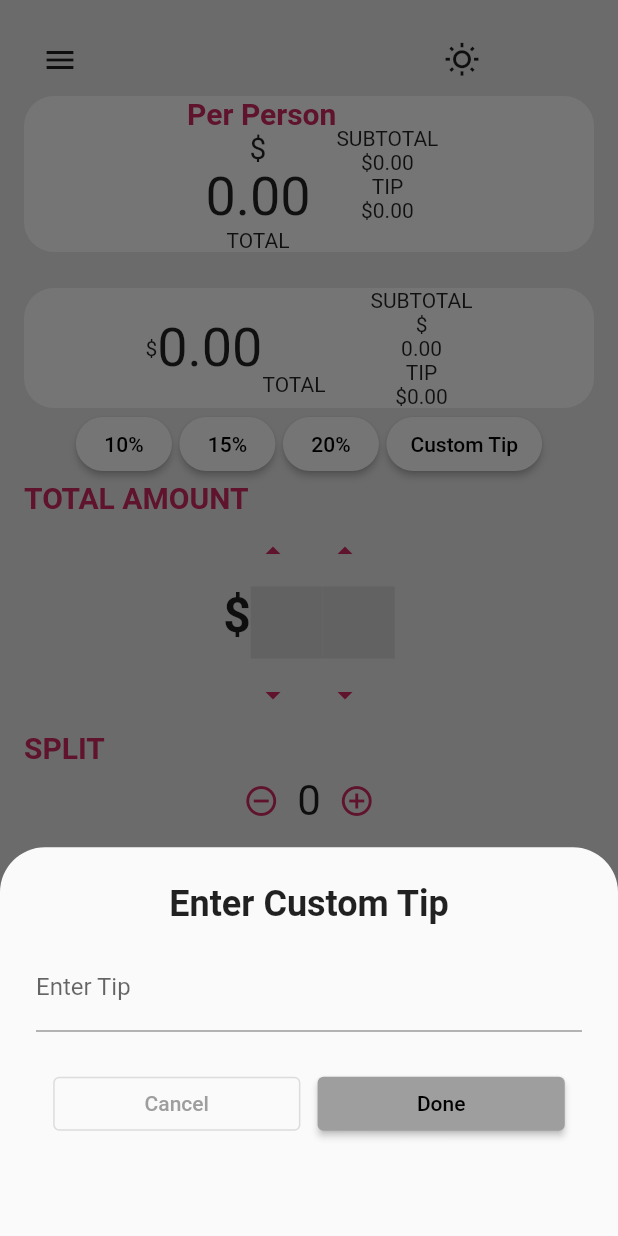
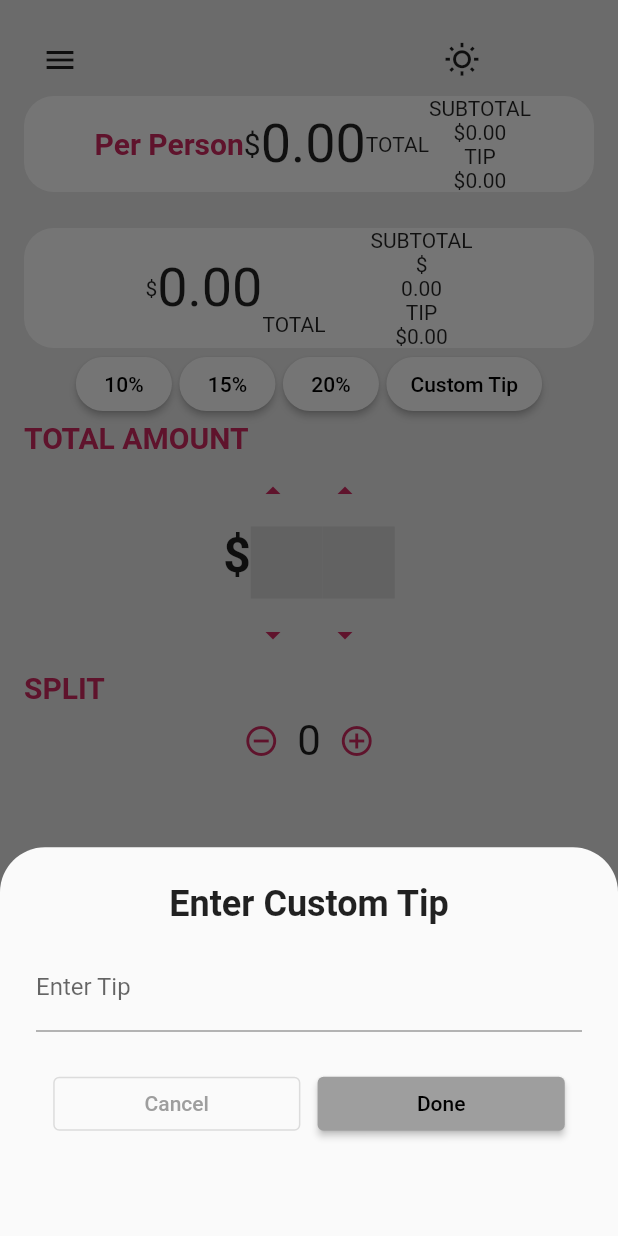
Before and after one commit to jerryHeisenberg/Flutter_Assignments, a Flutter app: the screen it shows after launch, after a tap on "Custom Tip", on a phone screen of 412 x 824 dp. Run offline on Flutter 3.47's test engine with Material 2 defaults, Android fonts, the phone set to English and light mode, and no system bars; missing offline and left inert: wheel_slider.

Commit message:
column updated

```diff
--- a/tipapp/lib/tipresult.dart
+++ b/tipapp/lib/tipresult.dart
@@ -20,9 +20,6 @@ class TotalTip extends StatelessWidget {
           mainAxisAlignment: MainAxisAlignment.center,
           crossAxisAlignment: CrossAxisAlignment.center,
       children: [
-        Column(
-          mainAxisAlignment: MainAxisAlignment.start,
-          children: [
             const Text(" Per Person",style: TextStyle(fontWeight: FontWeight.bold,fontSize: 20, color: Color.fromARGB(255, 206, 42, 96)),),
 
         const Text(
@@ -35,8 +32,8 @@ class TotalTip extends StatelessWidget {
         const Text("TOTAL"),
 
 
-          ],
-        ),
+
+
 
         Column(mainAxisSize: MainAxisSize.min, children: [
           const Text("SUBTOTAL"),
```
